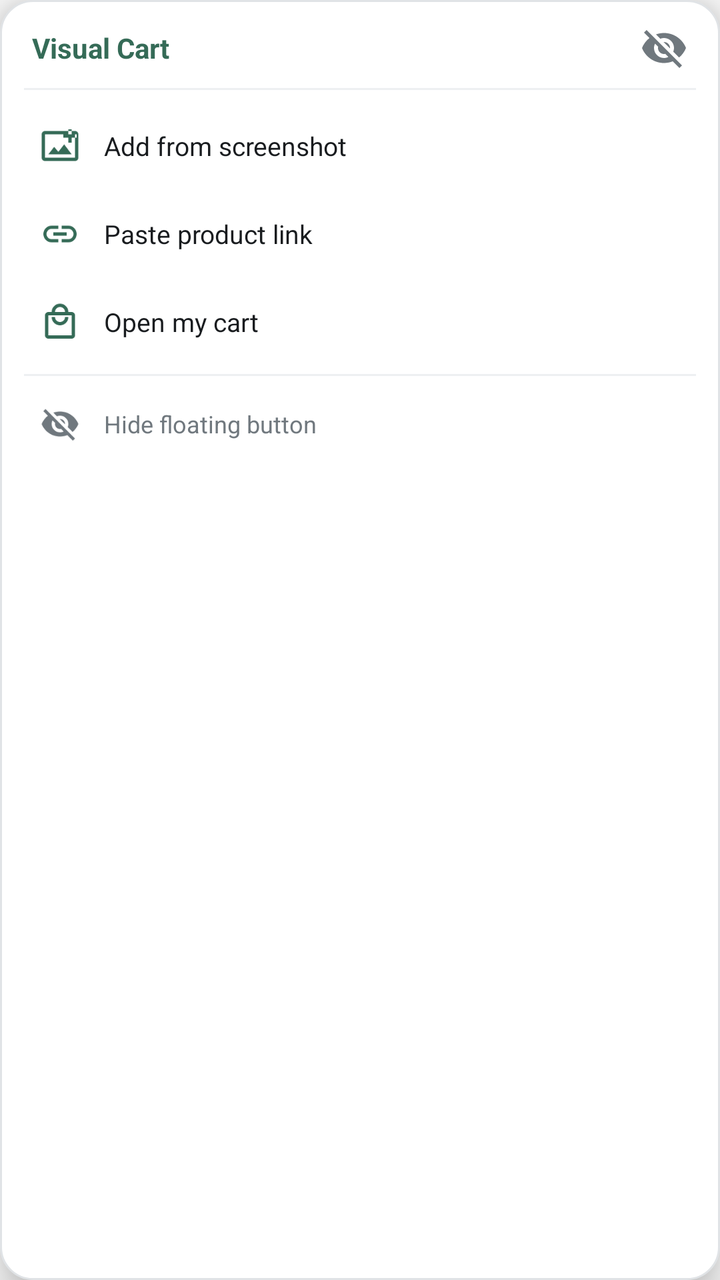
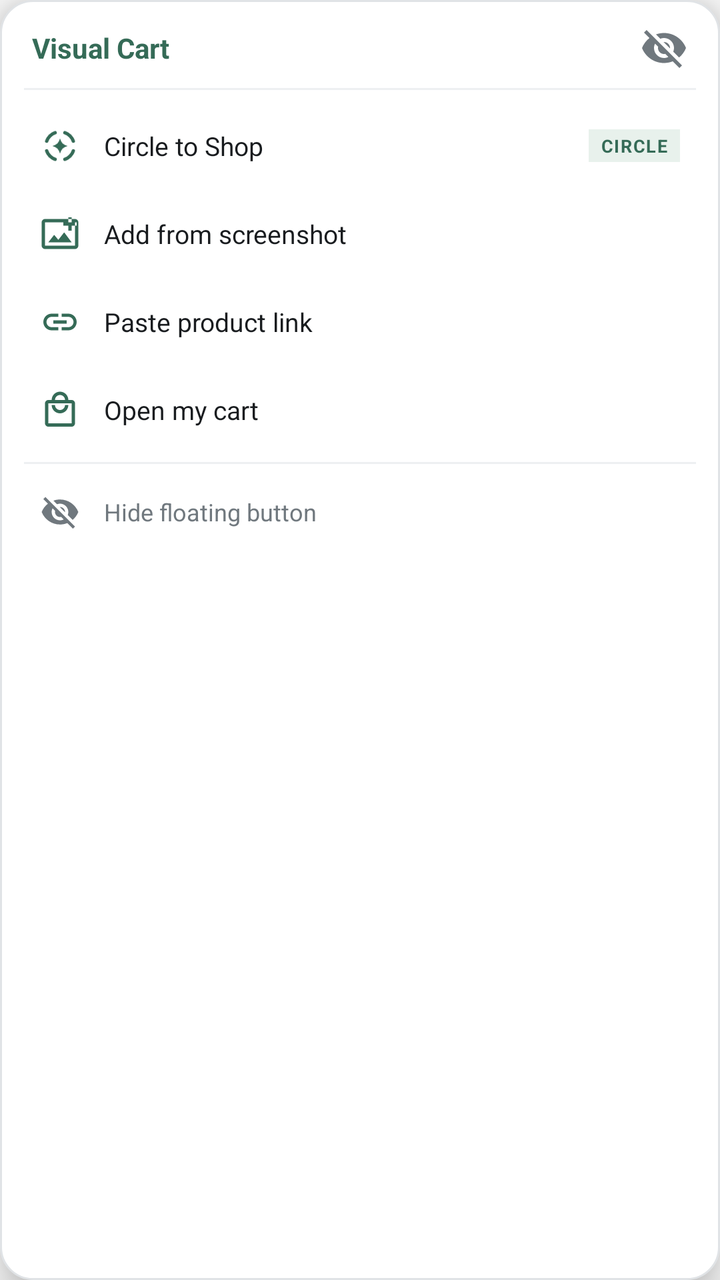

Before-and-after screenshots of an Android layout around one commit, followed by the original layout XML and the change that was made.
<!-- AndroidManifest.xml: application theme Theme.VisualCart -->
<!-- res/layout/overlay_capture_popup.xml -->
<?xml version="1.0" encoding="utf-8"?>
<LinearLayout xmlns:android="http://schemas.android.com/apk/res/android"
    android:id="@+id/popup_card"
    android:layout_width="230dp"
    android:layout_height="wrap_content"
    android:orientation="vertical"
    android:background="@drawable/bg_overlay_popup"
    android:elevation="12dp"
    android:padding="12dp">

    
    <LinearLayout
        android:layout_width="match_parent"
        android:layout_height="wrap_content"
        android:orientation="horizontal"
        android:gravity="center_vertical"
        android:paddingBottom="8dp"
        android:paddingStart="4dp"
        android:paddingEnd="4dp">

        <TextView
            android:layout_width="0dp"
            android:layout_height="wrap_content"
            android:layout_weight="1"
            android:text="@string/app_name"
            android:textColor="#356B57"
            android:textSize="14sp"
            android:textStyle="bold" />

        <ImageView
            android:id="@+id/btn_close_popup"
            android:layout_width="24dp"
            android:layout_height="24dp"
            android:background="?android:attr/selectableItemBackgroundBorderless"
            android:src="@drawable/ic_hide_overlay"
            android:contentDescription="@string/overlay_permission_cancel" />
    </LinearLayout>

    <View
        android:layout_width="match_parent"
        android:layout_height="1dp"
        android:background="#EDF0F2"
        android:layout_marginBottom="6dp" />

    
    <LinearLayout
        android:id="@+id/action_screenshot"
        android:layout_width="match_parent"
        android:layout_height="44dp"
        android:orientation="horizontal"
        android:gravity="center_vertical"
        android:background="@drawable/bg_popup_item_ripple"
        android:clickable="true"
        android:focusable="true"
        android:paddingStart="8dp"
        android:paddingEnd="8dp">

        <ImageView
            android:layout_width="20dp"
            android:layout_height="20dp"
            android:src="@drawable/ic_add_screenshot"
            android:contentDescription="@string/action_add_screenshot" />

        <TextView
            android:layout_width="wrap_content"
            android:layout_height="wrap_content"
            android:layout_marginStart="12dp"
            android:text="@string/action_add_screenshot"
            android:textColor="#191C1F"
            android:textSize="13sp"
            android:textStyle="normal" />
    </LinearLayout>

    
    <LinearLayout
        android:id="@+id/action_paste_link"
        android:layout_width="match_parent"
        android:layout_height="44dp"
        android:orientation="horizontal"
        android:gravity="center_vertical"
        android:background="@drawable/bg_popup_item_ripple"
        android:clickable="true"
        android:focusable="true"
        android:paddingStart="8dp"
        android:paddingEnd="8dp">

        <ImageView
            android:layout_width="20dp"
            android:layout_height="20dp"
            android:src="@drawable/ic_paste_link"
            android:contentDescription="@string/action_paste_link" />

        <TextView
            android:layout_width="wrap_content"
            android:layout_height="wrap_content"
            android:layout_marginStart="12dp"
            android:text="@string/action_paste_link"
            android:textColor="#191C1F"
            android:textSize="13sp"
            android:textStyle="normal" />
    </LinearLayout>

    
    <LinearLayout
        android:id="@+id/action_open_cart"
        android:layout_width="match_parent"
        android:layout_height="44dp"
        android:orientation="horizontal"
        android:gravity="center_vertical"
        android:background="@drawable/bg_popup_item_ripple"
        android:clickable="true"
        android:focusable="true"
        android:paddingStart="8dp"
        android:paddingEnd="8dp">

        <ImageView
            android:layout_width="20dp"
            android:layout_height="20dp"
            android:src="@drawable/ic_open_cart"
            android:contentDescription="@string/action_open_cart" />

        <TextView
            android:layout_width="wrap_content"
            android:layout_height="wrap_content"
            android:layout_marginStart="12dp"
            android:text="@string/action_open_cart"
            android:textColor="#191C1F"
            android:textSize="13sp"
            android:textStyle="normal" />
    </LinearLayout>

    <View
        android:layout_width="match_parent"
        android:layout_height="1dp"
        android:background="#EDF0F2"
        android:layout_marginTop="4dp"
        android:layout_marginBottom="4dp" />

    
    <LinearLayout
        android:id="@+id/action_hide_overlay"
        android:layout_width="match_parent"
        android:layout_height="40dp"
        android:orientation="horizontal"
        android:gravity="center_vertical"
        android:background="@drawable/bg_popup_item_ripple"
        android:clickable="true"
        android:focusable="true"
        android:paddingStart="8dp"
        android:paddingEnd="8dp">

        <ImageView
            android:layout_width="20dp"
            android:layout_height="20dp"
            android:src="@drawable/ic_hide_overlay"
            android:contentDescription="@string/action_hide_overlay" />

        <TextView
            android:layout_width="wrap_content"
            android:layout_height="wrap_content"
            android:layout_marginStart="12dp"
            android:text="@string/action_hide_overlay"
            android:textColor="#70787E"
            android:textSize="12sp"
            android:textStyle="normal" />
    </LinearLayout>

</LinearLayout>
<!-- resources referenced by this layout -->
<resources>
  <!-- drawable bg_overlay_popup (drawable) -->
  <?xml version="1.0" encoding="utf-8"?>
  <shape xmlns:android="http://schemas.android.com/apk/res/android"
      android:shape="rectangle">
      <solid android:color="#FFFFFF" />
      <corners android:radius="16dp" />
      <stroke
          android:width="1dp"
          android:color="#E0E3E6" />
  </shape>
  <!-- drawable bg_popup_item_ripple (drawable) -->
  <?xml version="1.0" encoding="utf-8"?>
  <ripple xmlns:android="http://schemas.android.com/apk/res/android"
      android:color="#1A356B57">
      <item>
          <shape android:shape="rectangle">
              <corners android:radius="10dp" />
              <solid android:color="@android:color/transparent" />
          </shape>
      </item>
  </ripple>
  <!-- drawable ic_add_screenshot (drawable) -->
  <vector xmlns:android="http://schemas.android.com/apk/res/android"
      android:width="20dp"
      android:height="20dp"
      android:viewportWidth="24"
      android:viewportHeight="24">
      <path
          android:fillColor="#356B57"
          android:pathData="M21,3H3C1.9,3 1,3.9 1,5v14c0,1.1 0.9,2 2,2h18c1.1,0 2,-0.9 2,-2V5C23,3.9 22.1,3 21,3zM21,19H3V5h18V19zM19,10h-2V7h-3V5h3V2h2v3h3v2h-3V10zM5,17l3.5,-4.5 2.5,3.01L14.5,11l4.5,6H5z"/>
  </vector>
  <!-- drawable ic_paste_link (drawable) -->
  <vector xmlns:android="http://schemas.android.com/apk/res/android"
      android:width="20dp"
      android:height="20dp"
      android:viewportWidth="24"
      android:viewportHeight="24">
      <path
          android:fillColor="#356B57"
          android:pathData="M3.9,12c0,-1.71 1.39,-3.1 3.1,-3.1h4V7H7c-2.76,0 -5,2.24 -5,5s2.24,5 5,5h4v-1.9H7c-1.71,0 -3.1,-1.39 -3.1,-3.1zM8,13h8v-2H8v2zm9,-6h-4v1.9h4c1.71,0 3.1,1.39 3.1,3.1s-1.39,3.1 -3.1,3.1h-4V17h4c2.76,0 5,-2.24 5,-5s-2.24,-5 -5,-5z"/>
  </vector>
  <string name="action_add_screenshot">Add from screenshot</string>
  <string name="action_hide_overlay">Hide floating button</string>
  <string name="action_open_cart">Open my cart</string>
  <string name="action_paste_link">Paste product link</string>
  <string name="app_name">Visual Cart</string>
  <string name="overlay_permission_cancel">Cancel</string>
  <style name="Theme.VisualCart" parent="android:Theme.Material.Light.NoActionBar" />
  <!-- unchanged entries left out for length: 2 -->
</resources>

<!-- the commit's change to res/layout/overlay_capture_popup.xml (unified diff, before → after) -->
@@ -44,6 +44,54 @@
 
     
     <LinearLayout
+        android:id="@+id/action_circle_to_shop"
+        android:layout_width="match_parent"
+        android:layout_height="44dp"
+        android:orientation="horizontal"
+        android:gravity="center_vertical"
+        android:background="@drawable/bg_popup_item_ripple"
+        android:clickable="true"
+        android:focusable="true"
+        android:paddingStart="8dp"
+        android:paddingEnd="8dp">
+
+        <ImageView
+            android:layout_width="20dp"
+            android:layout_height="20dp"
+            android:src="@drawable/ic_circle_to_shop"
+            android:contentDescription="@string/action_circle_to_shop" />
+
+        <TextView
+            android:layout_width="0dp"
+            android:layout_height="wrap_content"
+            android:layout_weight="1"
+            android:layout_marginStart="12dp"
+            android:text="@string/action_circle_to_shop"
+            android:textColor="#191C1F"
+            android:textSize="13sp"
+            android:textStyle="normal"
+            android:maxLines="1"
+            android:ellipsize="end" />
+
+        <TextView
+            android:id="@+id/badge_circle_to_shop"
+            android:layout_width="wrap_content"
+            android:layout_height="wrap_content"
+            android:layout_marginStart="6dp"
+            android:background="#E8F1EC"
+            android:paddingStart="6dp"
+            android:paddingEnd="6dp"
+            android:paddingTop="2dp"
+            android:paddingBottom="2dp"
+            android:text="@string/circle_to_shop_tag"
+            android:textColor="#356B57"
+            android:textSize="9sp"
+            android:textStyle="bold"
+            android:letterSpacing="0.06" />
+    </LinearLayout>
+
+    
+    <LinearLayout
         android:id="@+id/action_screenshot"
         android:layout_width="match_parent"
         android:layout_height="44dp"
<!-- resource entries referenced after the edit -->
@@ -31,6 +31,42 @@
           android:fillColor="#356B57"
           android:pathData="M21,3H3C1.9,3 1,3.9 1,5v14c0,1.1 0.9,2 2,2h18c1.1,0 2,-0.9 2,-2V5C23,3.9 22.1,3 21,3zM21,19H3V5h18V19zM19,10h-2V7h-3V5h3V2h2v3h3v2h-3V10zM5,17l3.5,-4.5 2.5,3.01L14.5,11l4.5,6H5z"/>
   </vector>
+  <!-- drawable ic_circle_to_shop (drawable) -->
+  <vector xmlns:android="http://schemas.android.com/apk/res/android"
+      android:width="24dp"
+      android:height="24dp"
+      android:viewportWidth="24"
+      android:viewportHeight="24">
+      
+      <path
+          android:fillColor="#00000000"
+          android:pathData="M4.01,9.09 A8.5,8.5 0 0,1 9.09,4.01"
+          android:strokeColor="#356B57"
+          android:strokeLineCap="round"
+          android:strokeWidth="2" />
+      <path
+          android:fillColor="#00000000"
+          android:pathData="M14.91,4.01 A8.5,8.5 0 0,1 19.99,9.09"
+          android:strokeColor="#356B57"
+          android:strokeLineCap="round"
+          android:strokeWidth="2" />
+      <path
+          android:fillColor="#00000000"
+          android:pathData="M19.99,14.91 A8.5,8.5 0 0,1 14.91,19.99"
+          android:strokeColor="#356B57"
+          android:strokeLineCap="round"
+          android:strokeWidth="2" />
+      <path
+          android:fillColor="#00000000"
+          android:pathData="M9.09,19.99 A8.5,8.5 0 0,1 4.01,14.91"
+          android:strokeColor="#356B57"
+          android:strokeLineCap="round"
+          android:strokeWidth="2" />
+      
+      <path
+          android:fillColor="#356B57"
+          android:pathData="M12,7.5 Q12.9,11.1 16.5,12 Q12.9,12.9 12,16.5 Q11.1,12.9 7.5,12 Q11.1,11.1 12,7.5 Z" />
+  </vector>
   <!-- drawable ic_paste_link (drawable) -->
   <vector xmlns:android="http://schemas.android.com/apk/res/android"
       android:width="20dp"
@@ -42,10 +78,12 @@
           android:pathData="M3.9,12c0,-1.71 1.39,-3.1 3.1,-3.1h4V7H7c-2.76,0 -5,2.24 -5,5s2.24,5 5,5h4v-1.9H7c-1.71,0 -3.1,-1.39 -3.1,-3.1zM8,13h8v-2H8v2zm9,-6h-4v1.9h4c1.71,0 3.1,1.39 3.1,3.1s-1.39,3.1 -3.1,3.1h-4V17h4c2.76,0 5,-2.24 5,-5s-2.24,-5 -5,-5z"/>
   </vector>
   <string name="action_add_screenshot">Add from screenshot</string>
+  <string name="action_circle_to_shop">Circle to Shop</string>
   <string name="action_hide_overlay">Hide floating button</string>
   <string name="action_open_cart">Open my cart</string>
   <string name="action_paste_link">Paste product link</string>
   <string name="app_name">Visual Cart</string>
+  <string name="circle_to_shop_tag">CIRCLE</string>
   <string name="overlay_permission_cancel">Cancel</string>
   <style name="Theme.VisualCart" parent="android:Theme.Material.Light.NoActionBar" />
   <!-- unchanged entries left out for length: 2 -->
